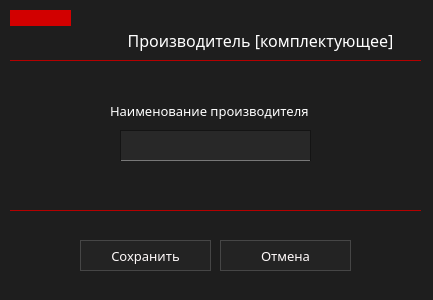
This is ui/proizv/addProizvWidget.ui in marginalprog/git_pcconf as Qt 5 draws it before an edit. The edited form follows.
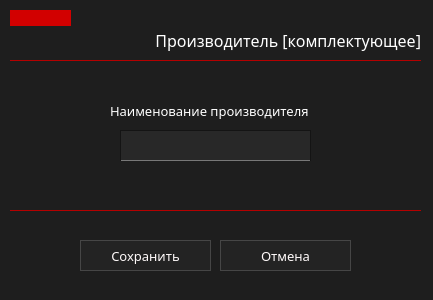
This is the edited form. Icons and pictures are not drawn.

```diff
--- a/ui/proizv/addProizvWidget.ui
+++ b/ui/proizv/addProizvWidget.ui
@@ -48,7 +48,7 @@
     <string>Производитель [комплектующее]</string>
    </property>
    <property name="alignment">
-    <set>Qt::AlignCenter</set>
+    <set>Qt::AlignRight|Qt::AlignTrailing|Qt::AlignVCenter</set>
    </property>
   </widget>
   <widget class="Line" name="line">
```
